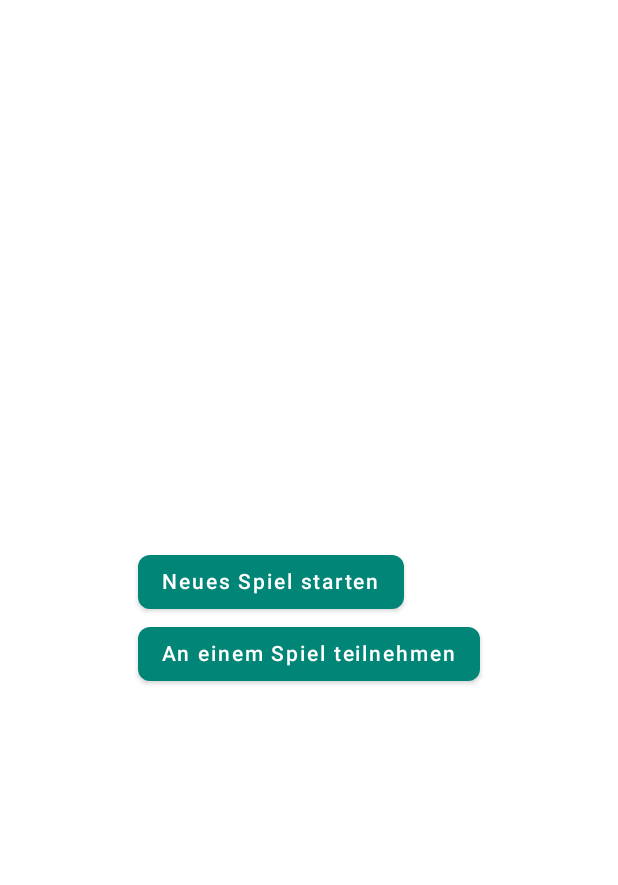
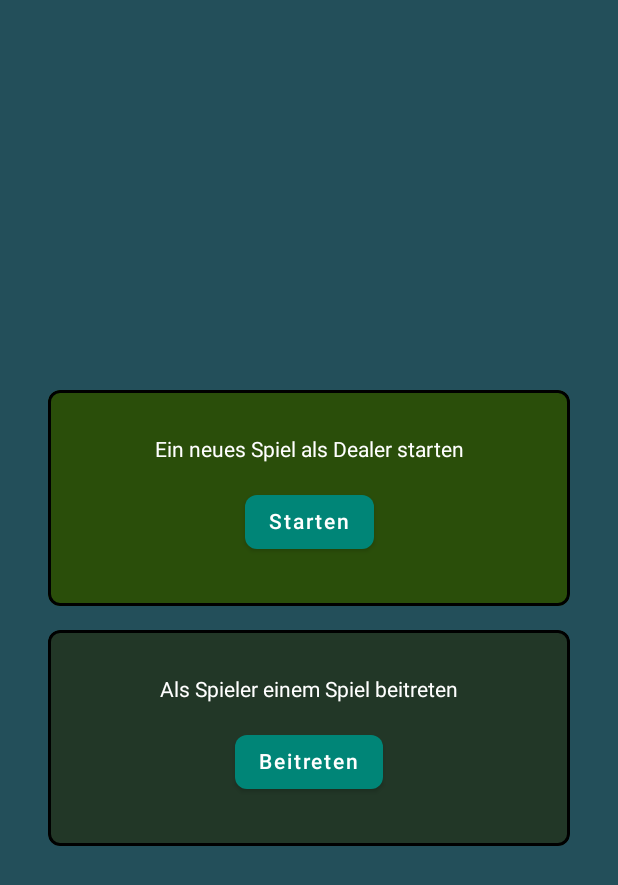
Before and after one commit to TimSta82/digital-card-dealer, an Android app built with Jetpack Compose: the screen it shows after launch (MainActivity), on a phone screen of 412 x 824 dp. Shown: the top 885 px of the screen. Run offline under Robolectric (Android 15) with nearby library versions, the phone set to English and light mode, and no system bars; libraries missing offline, so code that uses them is left out: com.chuckerteam.chucker, com.squareup.seismic.

Commit message:
basics: show loading circle at InsertNameScreen.kt to avoid multiple user input - improve StartScreen.kt

```diff
--- /dev/null
+++ b/app/src/main/java/de/digitaldealer/cardsplease/ui/main/composables/EntryCard.kt
@@ -0,0 +1,55 @@
+package de.digitaldealer.cardsplease.ui.main.composables
+
+import androidx.compose.foundation.BorderStroke
+import androidx.compose.foundation.clickable
+import androidx.compose.foundation.layout.*
+import androidx.compose.foundation.shape.RoundedCornerShape
+import androidx.compose.material.Button
+import androidx.compose.material.Card
+import androidx.compose.material.Text
+import androidx.compose.runtime.Composable
+import androidx.compose.ui.Alignment
+import androidx.compose.ui.Modifier
+import androidx.compose.ui.draw.clip
+import androidx.compose.ui.graphics.Color
+import androidx.compose.ui.res.colorResource
+import androidx.compose.ui.text.TextStyle
+import androidx.compose.ui.unit.dp
+import de.digitaldealer.cardsplease.R
+import de.digitaldealer.cardsplease.ui.theme.four_GU
+import de.digitaldealer.cardsplease.ui.theme.one_GU
+import de.digitaldealer.cardsplease.ui.theme.two_GU
+
+@Composable
+fun EntryCard(
+    modifier: Modifier = Modifier,
+    entryType: EntryType,
+    onClick: () -> Unit
+) {
+    Card(
+        shape = RoundedCornerShape(one_GU),
+        modifier = Modifier
+            .clip(RoundedCornerShape(one_GU))
+            .clickable { onClick() },
+        backgroundColor = colorResource(id = if (entryType == EntryType.DEALER) R.color.dealer_background else R.color.player_background),
+        elevation = two_GU,
+        border = BorderStroke(2.dp, color = Color.Black)
+    ) {
+        Column(
+            modifier = Modifier
+                .padding(vertical = four_GU)
+                .fillMaxWidth(),
+            horizontalAlignment = Alignment.CenterHorizontally
+        ) {
+            Text(text = if (entryType == EntryType.DEALER) "Ein neues Spiel als Dealer starten" else "Als Spieler einem Spiel beitreten", style = TextStyle(color = Color.White))
+            Spacer(modifier = Modifier.height(two_GU))
+            Button(onClick = { onClick() }) {
+                Text(text = if (entryType == EntryType.DEALER) "Starten" else "Beitreten")
+            }
+        }
+    }
+}
+
+enum class EntryType {
+    PLAYER, DEALER
+}
--- a/app/src/main/java/de/digitaldealer/cardsplease/ui/main/dealer_device/DealerStartScreen.kt
+++ b/app/src/main/java/de/digitaldealer/cardsplease/ui/main/dealer_device/DealerStartScreen.kt
@@ -75,7 +75,7 @@ fun DealerStartScreen(modifier: Modifier = Modifier) {
         Box(
             modifier = Modifier
                 .fillMaxSize()
-                .background(color = colorResource(id = R.color.background)),
+                .background(color = colorResource(id = R.color.dealer_background)),
             contentAlignment = Alignment.Center
         ) {
             Column {
--- a/app/src/main/java/de/digitaldealer/cardsplease/ui/main/start/StartScreen.kt
+++ b/app/src/main/java/de/digitaldealer/cardsplease/ui/main/start/StartScreen.kt
@@ -1,29 +1,31 @@
 package de.digitaldealer.cardsplease.ui.main.start
 
-import androidx.compose.foundation.layout.Box
-import androidx.compose.foundation.layout.Column
-import androidx.compose.foundation.layout.fillMaxSize
-import androidx.compose.material.Button
-import androidx.compose.material.Text
+import androidx.compose.foundation.background
+import androidx.compose.foundation.layout.*
 import androidx.compose.runtime.Composable
 import androidx.compose.ui.Alignment
 import androidx.compose.ui.Modifier
+import androidx.compose.ui.res.colorResource
 import androidx.navigation.NavController
+import de.digitaldealer.cardsplease.R
 import de.digitaldealer.cardsplease.ui.NavigationRoutes
+import de.digitaldealer.cardsplease.ui.main.composables.EntryCard
+import de.digitaldealer.cardsplease.ui.main.composables.EntryType
+import de.digitaldealer.cardsplease.ui.theme.four_GU
+import de.digitaldealer.cardsplease.ui.theme.two_GU
 
 @Composable
 fun StartScreen(modifier: Modifier = Modifier, navController: NavController) {
     Box(
-        modifier = Modifier.fillMaxSize(),
-        contentAlignment = Alignment.Center
+        modifier = Modifier
+            .fillMaxSize()
+            .background(color = colorResource(id = R.color.colorPrimary)),
+        contentAlignment = Alignment.Center,
     ) {
-        Column {
-            Button(onClick = { navController.navigate(route = NavigationRoutes.DEALER_DEVICE_START_SCREEN) }) {
-                Text(text = "Neues Spiel starten")
-            }
-            Button(onClick = { navController.navigate(route = NavigationRoutes.PLAYER_DEVICE_START_SCREEN) }) {
-                Text(text = "An einem Spiel teilnehmen")
-            }
+        Column(modifier = Modifier.padding(four_GU)) {
+            EntryCard(entryType = EntryType.DEALER, onClick = { navController.navigate(route = NavigationRoutes.DEALER_DEVICE_START_SCREEN) })
+            Spacer(modifier = Modifier.height(two_GU))
+            EntryCard(entryType = EntryType.PLAYER, onClick = { navController.navigate(route = NavigationRoutes.PLAYER_DEVICE_START_SCREEN) })
         }
     }
 }
--- a/app/src/main/java/de/digitaldealer/cardsplease/ui/theme/Dimens.kt
+++ b/app/src/main/java/de/digitaldealer/cardsplease/ui/theme/Dimens.kt
@@ -4,7 +4,7 @@ import androidx.compose.ui.unit.Dp
 import androidx.compose.ui.unit.dp
 
 // GU = Grid Unit
-val zero_GU: Dp = 4.dp
+val half_GU: Dp = 4.dp
 val one_GU: Dp = 8.dp
 val two_GU: Dp = 16.dp
 val three_GU: Dp = 24.dp
--- a/app/src/main/res/values/colors.xml
+++ b/app/src/main/res/values/colors.xml
@@ -1,12 +1,13 @@
 <?xml version="1.0" encoding="utf-8"?>
 <resources>
-    <color name="colorPrimary">#008577</color>
-    <color name="colorPrimaryDark">#00574B</color>
-    <color name="colorAccent">#D81B60</color>
+    <color name="colorPrimary">#234F5A</color>
+    <color name="colorPrimaryDark">#1B292C</color>
+    <color name="colorAccent">#732BBA</color>
     <color name="secondary">#FFa1887f</color>
     <color name="secondary_light">#FFd3b8ae</color>
     <color name="black">#FF000000</color>
     <color name="white">#FFFFFFFF</color>
-    <color name="background">#3F7A0B</color>
+    <color name="dealer_background">#2A4E0A</color>
+    <color name="player_background">#223727</color>
     <color name="card_red">#DC1414</color>
 </resources>
```
Also changed, not shown: app/src/main/java/de/digitaldealer/cardsplease/ui/main/player_device/insert_name/InsertNameScreen.kt (+12 -4 lines), app/src/main/java/de/digitaldealer/cardsplease/ui/main/player_device/insert_name/InsertNameViewModel.kt (+10 -2 lines), app/src/main/java/de/digitaldealer/cardsplease/ui/main/player_device/player_hand/PlayerHandScreen.kt (+6 -5 lines), app/src/main/java/de/digitaldealer/cardsplease/ui/main/player_device/player_hand/PlayerHandViewModel.kt (+9 -5 lines).
